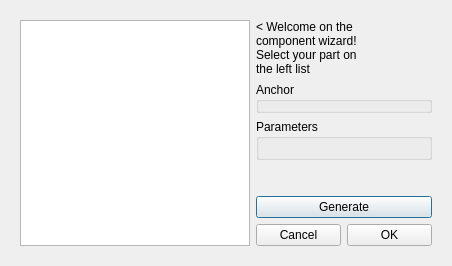
The window that gui/ComponentWizard.ui (RhobanProject/MetabotStudio) describes before a commit, drawn with Qt 5.
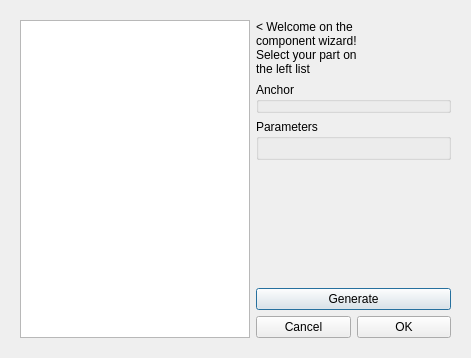
The same window after the commit.

Diff of the .ui file:
```diff
--- a/gui/ComponentWizard.ui
+++ b/gui/ComponentWizard.ui
@@ -6,8 +6,8 @@
    <rect>
     <x>0</x>
     <y>0</y>
-    <width>452</width>
-    <height>266</height>
+    <width>471</width>
+    <height>358</height>
    </rect>
   </property>
   <property name="windowTitle">
```
